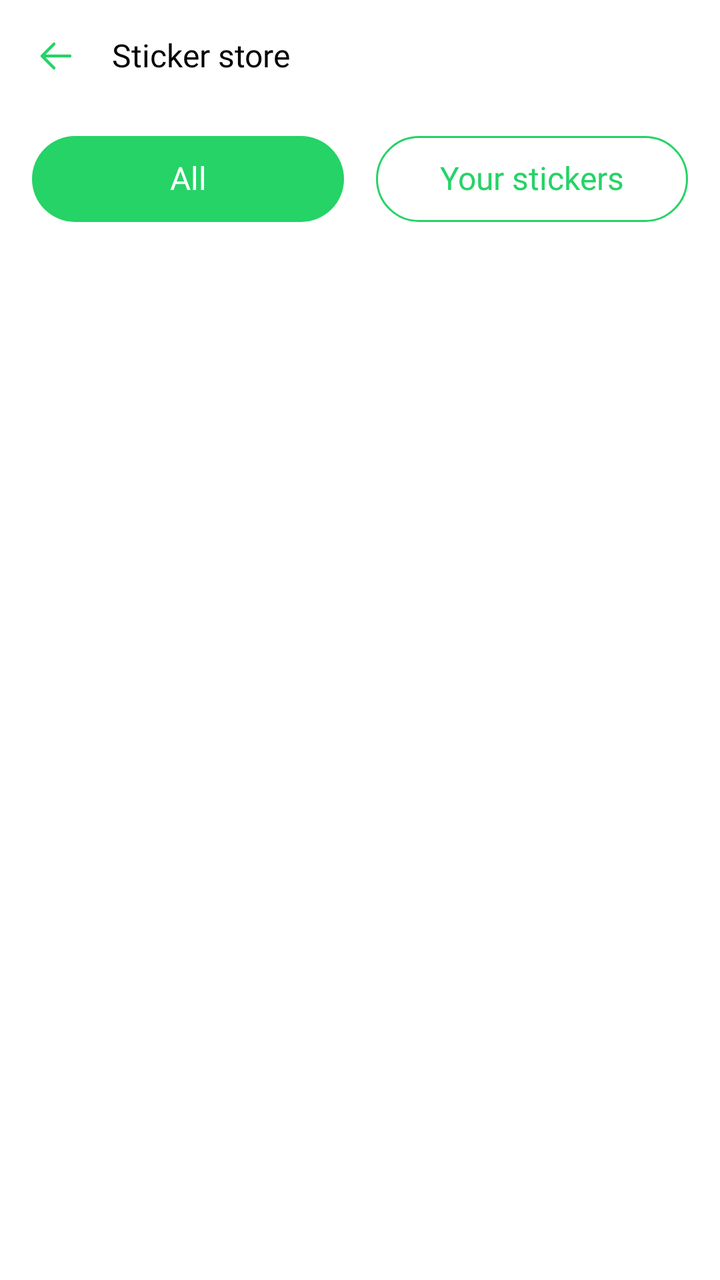
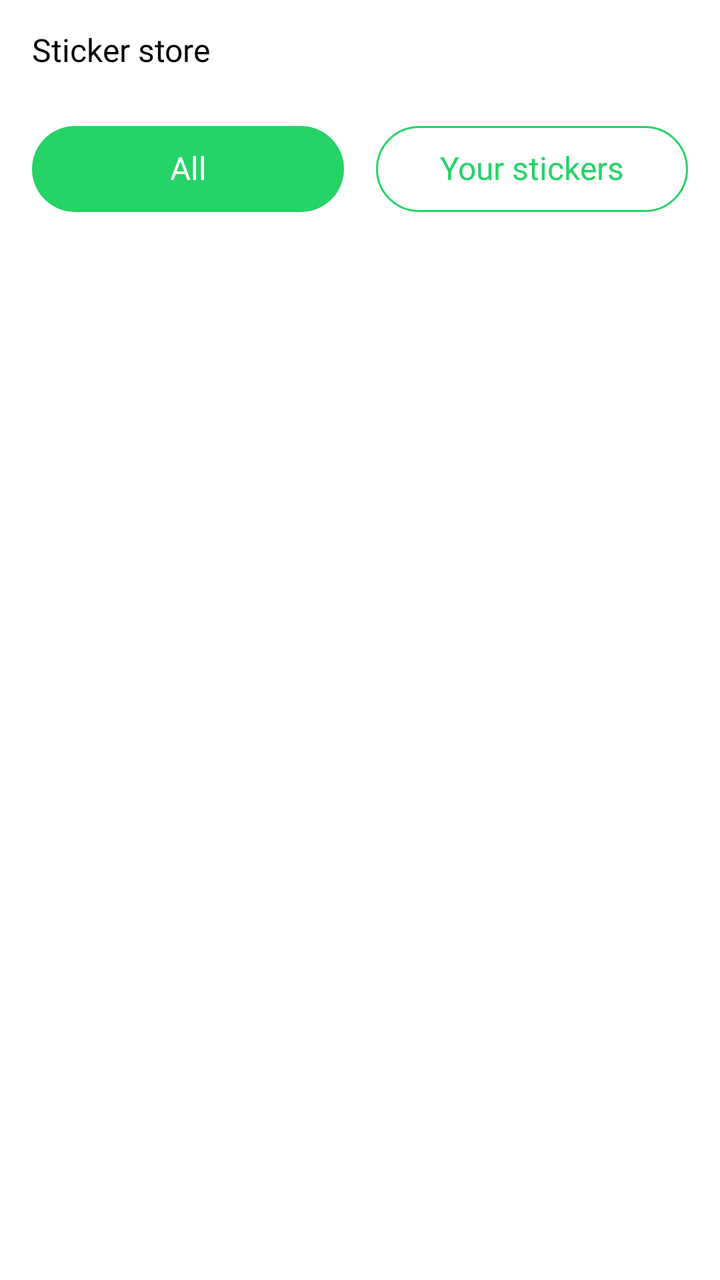

Before-and-after screenshots of an Android layout around one commit, followed by the original layout XML and the change that was made.
<!-- AndroidManifest.xml: application theme Theme.MyApplication -->
<!-- res/layout/fragment_stickers.xml -->
<?xml version="1.0" encoding="utf-8"?>
<androidx.constraintlayout.widget.ConstraintLayout xmlns:android="http://schemas.android.com/apk/res/android"
    xmlns:app="http://schemas.android.com/apk/res-auto"
    xmlns:tools="http://schemas.android.com/tools"
    android:layout_width="match_parent"
    android:layout_height="match_parent"
    android:background="@color/white">

    <androidx.constraintlayout.widget.ConstraintLayout
        android:id="@+id/clTopBar"
        android:layout_width="match_parent"
        android:layout_height="wrap_content"
        android:padding="@dimen/size16"
        app:layout_constraintTop_toTopOf="parent">

        <ImageView
            android:id="@+id/ivBack"
            android:layout_width="@dimen/size24"
            android:layout_height="@dimen/size24"
            android:contentDescription="@null"
            android:src="@drawable/ic_arr_left"
            app:layout_constraintBottom_toBottomOf="parent"
            app:layout_constraintStart_toStartOf="parent"
            app:layout_constraintTop_toTopOf="parent"
            app:tint="@color/col_main" />

        <TextView
            android:id="@+id/tvTitle"
            style="@style/TextView_7"
            android:layout_marginStart="@dimen/size16"
            android:text="@string/txt_sticker_store"
            app:layout_constraintBottom_toBottomOf="parent"
            app:layout_constraintStart_toEndOf="@+id/ivBack"
            app:layout_constraintTop_toTopOf="parent" />

    </androidx.constraintlayout.widget.ConstraintLayout>

    <LinearLayout
        android:id="@+id/llTabs"
        android:layout_width="match_parent"
        android:layout_height="wrap_content"
        android:orientation="horizontal"
        android:paddingHorizontal="@dimen/size16"
        android:paddingVertical="@dimen/size12"
        app:layout_constraintTop_toBottomOf="@+id/clTopBar">

        <TextView
            android:id="@+id/tvAll"
            style="@style/TextView_7"
            android:layout_width="0dp"
            android:layout_height="wrap_content"
            android:layout_weight="1"
            android:background="@drawable/bg_category_selected"
            android:gravity="center"
            android:paddingVertical="@dimen/size12"
            android:text="@string/txt_all"
            android:textColor="@color/white" />

        <TextView
            android:id="@+id/tvYourStickers"
            style="@style/TextView_7"
            android:layout_width="0dp"
            android:layout_height="wrap_content"
            android:layout_marginStart="@dimen/size16"
            android:layout_weight="1"
            android:background="@drawable/bg_tab_unselected"
            android:gravity="center"
            android:paddingVertical="@dimen/size12"
            android:text="@string/txt_your_stickers"
            android:textColor="@color/col_main" />
    </LinearLayout>

    <androidx.recyclerview.widget.RecyclerView
        android:id="@+id/rvStickers"
        android:layout_width="match_parent"
        android:layout_height="0dp"
        android:paddingHorizontal="@dimen/size8"
        app:layoutManager="androidx.recyclerview.widget.GridLayoutManager"
        app:layout_constraintBottom_toBottomOf="parent"
        app:layout_constraintTop_toBottomOf="@+id/llTabs"
        app:spanCount="2"
        tools:listitem="@layout/item_sticker_pack" />

</androidx.constraintlayout.widget.ConstraintLayout>
<!-- res/layout/item_sticker_pack.xml (included above) -->
<?xml version="1.0" encoding="utf-8"?>
<androidx.cardview.widget.CardView xmlns:android="http://schemas.android.com/apk/res/android"
    xmlns:app="http://schemas.android.com/apk/res-auto"
    android:layout_width="match_parent"
    android:layout_height="wrap_content"
    android:layout_margin="@dimen/size8"
    app:cardCornerRadius="@dimen/size12"
    app:cardElevation="@dimen/size0">

    <androidx.constraintlayout.widget.ConstraintLayout
        android:layout_width="match_parent"
        android:layout_height="wrap_content"
        android:background="#F5F5F5"
        android:paddingBottom="@dimen/size8">

        <ImageView
            android:id="@+id/ivPreview"
            android:layout_width="match_parent"
            android:layout_height="@dimen/size120"
            android:contentDescription="@null"
            android:padding="@dimen/size12"
            android:scaleType="centerInside"
            android:src="@drawable/ic_sticker"
            app:layout_constraintTop_toTopOf="parent" />

        <TextView
            android:id="@+id/tvPackName"
            style="@style/TextView_6"
            android:layout_width="0dp"
            android:layout_height="wrap_content"
            android:layout_marginTop="@dimen/size4"
            android:gravity="center"
            android:text="Cute Fire"
            android:textColor="#FF9800"
            app:layout_constraintEnd_toEndOf="parent"
            app:layout_constraintStart_toStartOf="parent"
            app:layout_constraintTop_toBottomOf="@+id/ivPreview" />

    </androidx.constraintlayout.widget.ConstraintLayout>

</androidx.cardview.widget.CardView>
<!-- resources referenced by this layout -->
<resources>
  <color name="col_main">#25D366</color>
  <color name="white">#FFFFFFFF</color>
  <dimen name="size0">0dp</dimen>
  <dimen name="size12">12dp</dimen>
  <dimen name="size120">120dp</dimen>
  <dimen name="size16">16dp</dimen>
  <dimen name="size24">24dp</dimen>
  <dimen name="size4">4dp</dimen>
  <dimen name="size8">8dp</dimen>
  <!-- drawable bg_category_selected (drawable) -->
  <?xml version="1.0" encoding="utf-8"?>
  <shape xmlns:android="http://schemas.android.com/apk/res/android"
      android:shape="rectangle">
      <solid android:color="@color/col_main" />
      <corners android:radius="100dp" />
  </shape>
  <!-- drawable ic_arr_left (drawable) -->
  <vector xmlns:android="http://schemas.android.com/apk/res/android"
      android:width="24dp"
      android:height="24dp"
      android:viewportWidth="24"
      android:viewportHeight="24">
    <path
        android:pathData="M5,12H19M11,18L5,12L11,6"
        android:strokeLineJoin="round"
        android:strokeWidth="1.5"
        android:fillColor="#00000000"
        android:strokeColor="#25D366"
        android:strokeLineCap="round"/>
  </vector>
  <!-- drawable ic_sticker (drawable) -->
  <vector xmlns:android="http://schemas.android.com/apk/res/android"
      android:width="24dp"
      android:height="24dp"
      android:viewportWidth="24"
      android:viewportHeight="24">
    <path
        android:pathData="M9,16C9.85,16.63 10.885,17 12,17C13.115,17 14.15,16.63 15,16"
        android:strokeWidth="1.5"
        android:fillColor="#00000000"
        android:strokeColor="#B4B4B4"
        android:strokeLineCap="round"/>
    <path
        android:pathData="M15,12C15.552,12 16,11.328 16,10.5C16,9.672 15.552,9 15,9C14.448,9 14,9.672 14,10.5C14,11.328 14.448,12 15,12Z"
        android:fillColor="#B4B4B4"/>
    <path
        android:pathData="M9,12C9.552,12 10,11.328 10,10.5C10,9.672 9.552,9 9,9C8.448,9 8,9.672 8,10.5C8,11.328 8.448,12 9,12Z"
        android:fillColor="#B4B4B4"/>
    <path
        android:pathData="M15,22H12C7.286,22 4.929,22 3.464,20.535C2,19.071 2,16.714 2,12C2,7.286 2,4.929 3.464,3.464C4.929,2 7.286,2 12,2C16.714,2 19.071,2 20.535,3.464C22,4.929 22,7.286 22,12V15M15,22C18.866,22 22,18.866 22,15M15,22C15,20.139 15,19.208 15.245,18.455C15.739,16.933 16.933,15.739 18.455,15.245C19.208,15 20.139,15 22,15"
        android:strokeWidth="1.5"
        android:fillColor="#00000000"
        android:strokeColor="#B4B4B4"/>
  </vector>
  <string name="txt_all">All</string>
  <string name="txt_sticker_store">Sticker store</string>
  <string name="txt_your_stickers">Your stickers</string>
  <style name="TextView_6">
          <item name="android:layout_width">wrap_content</item>
          <item name="android:layout_height">wrap_content</item>
          <item name="android:textColor">@color/black</item>
          <item name="android:textAllCaps">false</item>
          <item name="android:includeFontPadding">false</item>
          <item name="android:fontFamily">@font/font_600</item>
          <item name="android:textSize">@dimen/size14</item>
      </style>
  <style name="Theme.MyApplication" parent="Base.Theme.MyApplication" />
  <dimen name="size1">1dp</dimen>
  <color name="black">#FF000000</color>
  <dimen name="size14">14dp</dimen>
  <color name="col_select">#CD666666</color>
  <style name="AppBottomSheetDialogTheme" parent="Theme.Design.Light.BottomSheetDialog">
          <item name="bottomSheetStyle">@style/AppModalStyle</item>
      </style>
  <style name="AppModalStyle" parent="Widget.Design.BottomSheet.Modal">
          <item name="android:background">@drawable/bg_border_bottom_sheet</item>
      </style>
  <!-- drawable bg_border_bottom_sheet (drawable) -->
  <?xml version="1.0" encoding="utf-8"?>
  <shape xmlns:android="http://schemas.android.com/apk/res/android"
      android:shape="rectangle">
      <corners
          android:topLeftRadius="@dimen/size24"
          android:topRightRadius="@dimen/size24" />
      <solid android:color="@color/white" />
  </shape>
  <!-- unchanged entries left out for length: 3 -->
</resources>

<!-- the commit's change to res/layout/fragment_stickers.xml (unified diff, before → after) -->
@@ -13,24 +13,12 @@
         android:padding="@dimen/size16"
         app:layout_constraintTop_toTopOf="parent">
 
-        <ImageView
-            android:id="@+id/ivBack"
-            android:layout_width="@dimen/size24"
-            android:layout_height="@dimen/size24"
-            android:contentDescription="@null"
-            android:src="@drawable/ic_arr_left"
-            app:layout_constraintBottom_toBottomOf="parent"
-            app:layout_constraintStart_toStartOf="parent"
-            app:layout_constraintTop_toTopOf="parent"
-            app:tint="@color/col_main" />
-
         <TextView
             android:id="@+id/tvTitle"
             style="@style/TextView_7"
-            android:layout_marginStart="@dimen/size16"
             android:text="@string/txt_sticker_store"
             app:layout_constraintBottom_toBottomOf="parent"
-            app:layout_constraintStart_toEndOf="@+id/ivBack"
+            app:layout_constraintStart_toStartOf="parent"
             app:layout_constraintTop_toTopOf="parent" />
 
     </androidx.constraintlayout.widget.ConstraintLayout>
@@ -84,43 +72,9 @@
 </androidx.constraintlayout.widget.ConstraintLayout>
 <!-- res/layout/item_sticker_pack.xml (included above) -->
 <?xml version="1.0" encoding="utf-8"?>
-<androidx.cardview.widget.CardView xmlns:android="http://schemas.android.com/apk/res/android"
+<com.example.myapplication.views.RoundImageView xmlns:android="http://schemas.android.com/apk/res/android"
     xmlns:app="http://schemas.android.com/apk/res-auto"
     android:layout_width="match_parent"
-    android:layout_height="wrap_content"
-    android:layout_margin="@dimen/size8"
-    app:cardCornerRadius="@dimen/size12"
-    app:cardElevation="@dimen/size0">
-
-    <androidx.constraintlayout.widget.ConstraintLayout
-        android:layout_width="match_parent"
-        android:layout_height="wrap_content"
-        android:background="#F5F5F5"
-        android:paddingBottom="@dimen/size8">
-
-        <ImageView
-            android:id="@+id/ivPreview"
-            android:layout_width="match_parent"
-            android:layout_height="@dimen/size120"
-            android:contentDescription="@null"
-            android:padding="@dimen/size12"
-            android:scaleType="centerInside"
-            android:src="@drawable/ic_sticker"
-            app:layout_constraintTop_toTopOf="parent" />
-
-        <TextView
-            android:id="@+id/tvPackName"
-            style="@style/TextView_6"
-            android:layout_width="0dp"
-            android:layout_height="wrap_content"
-            android:layout_marginTop="@dimen/size4"
-            android:gravity="center"
-            android:text="Cute Fire"
-            android:textColor="#FF9800"
-            app:layout_constraintEnd_toEndOf="parent"
-            app:layout_constraintStart_toStartOf="parent"
-            app:layout_constraintTop_toBottomOf="@+id/ivPreview" />
-
-    </androidx.constraintlayout.widget.ConstraintLayout>
-
-</androidx.cardview.widget.CardView>
+    android:layout_height="@dimen/size100"
+    android:layout_margin="@dimen/size6"
+    app:cornerRadius="@dimen/size12" />
<!-- resource entries referenced after the edit -->
@@ -2,12 +2,11 @@
 <resources>
   <color name="col_main">#25D366</color>
   <color name="white">#FFFFFFFF</color>
-  <dimen name="size0">0dp</dimen>
+  <dimen name="size100">100dp</dimen>
   <dimen name="size12">12dp</dimen>
-  <dimen name="size120">120dp</dimen>
   <dimen name="size16">16dp</dimen>
+  <dimen name="size6">6dp</dimen>
   <dimen name="size24">24dp</dimen>
-  <dimen name="size4">4dp</dimen>
   <dimen name="size8">8dp</dimen>
   <!-- drawable bg_category_selected (drawable) -->
   <?xml version="1.0" encoding="utf-8"?>
@@ -16,60 +15,12 @@
       <solid android:color="@color/col_main" />
       <corners android:radius="100dp" />
   </shape>
-  <!-- drawable ic_arr_left (drawable) -->
-  <vector xmlns:android="http://schemas.android.com/apk/res/android"
-      android:width="24dp"
-      android:height="24dp"
-      android:viewportWidth="24"
-      android:viewportHeight="24">
-    <path
-        android:pathData="M5,12H19M11,18L5,12L11,6"
-        android:strokeLineJoin="round"
-        android:strokeWidth="1.5"
-        android:fillColor="#00000000"
-        android:strokeColor="#25D366"
-        android:strokeLineCap="round"/>
-  </vector>
-  <!-- drawable ic_sticker (drawable) -->
-  <vector xmlns:android="http://schemas.android.com/apk/res/android"
-      android:width="24dp"
-      android:height="24dp"
-      android:viewportWidth="24"
-      android:viewportHeight="24">
-    <path
-        android:pathData="M9,16C9.85,16.63 10.885,17 12,17C13.115,17 14.15,16.63 15,16"
-        android:strokeWidth="1.5"
-        android:fillColor="#00000000"
-        android:strokeColor="#B4B4B4"
-        android:strokeLineCap="round"/>
-    <path
-        android:pathData="M15,12C15.552,12 16,11.328 16,10.5C16,9.672 15.552,9 15,9C14.448,9 14,9.672 14,10.5C14,11.328 14.448,12 15,12Z"
-        android:fillColor="#B4B4B4"/>
-    <path
-        android:pathData="M9,12C9.552,12 10,11.328 10,10.5C10,9.672 9.552,9 9,9C8.448,9 8,9.672 8,10.5C8,11.328 8.448,12 9,12Z"
-        android:fillColor="#B4B4B4"/>
-    <path
-        android:pathData="M15,22H12C7.286,22 4.929,22 3.464,20.535C2,19.071 2,16.714 2,12C2,7.286 2,4.929 3.464,3.464C4.929,2 7.286,2 12,2C16.714,2 19.071,2 20.535,3.464C22,4.929 22,7.286 22,12V15M15,22C18.866,22 22,18.866 22,15M15,22C15,20.139 15,19.208 15.245,18.455C15.739,16.933 16.933,15.739 18.455,15.245C19.208,15 20.139,15 22,15"
-        android:strokeWidth="1.5"
-        android:fillColor="#00000000"
-        android:strokeColor="#B4B4B4"/>
-  </vector>
   <string name="txt_all">All</string>
   <string name="txt_sticker_store">Sticker store</string>
   <string name="txt_your_stickers">Your stickers</string>
-  <style name="TextView_6">
-          <item name="android:layout_width">wrap_content</item>
-          <item name="android:layout_height">wrap_content</item>
-          <item name="android:textColor">@color/black</item>
-          <item name="android:textAllCaps">false</item>
-          <item name="android:includeFontPadding">false</item>
-          <item name="android:fontFamily">@font/font_600</item>
-          <item name="android:textSize">@dimen/size14</item>
-      </style>
   <style name="Theme.MyApplication" parent="Base.Theme.MyApplication" />
   <dimen name="size1">1dp</dimen>
   <color name="black">#FF000000</color>
-  <dimen name="size14">14dp</dimen>
   <color name="col_select">#CD666666</color>
   <style name="AppBottomSheetDialogTheme" parent="Theme.Design.Light.BottomSheetDialog">
           <item name="bottomSheetStyle">@style/AppModalStyle</item>
